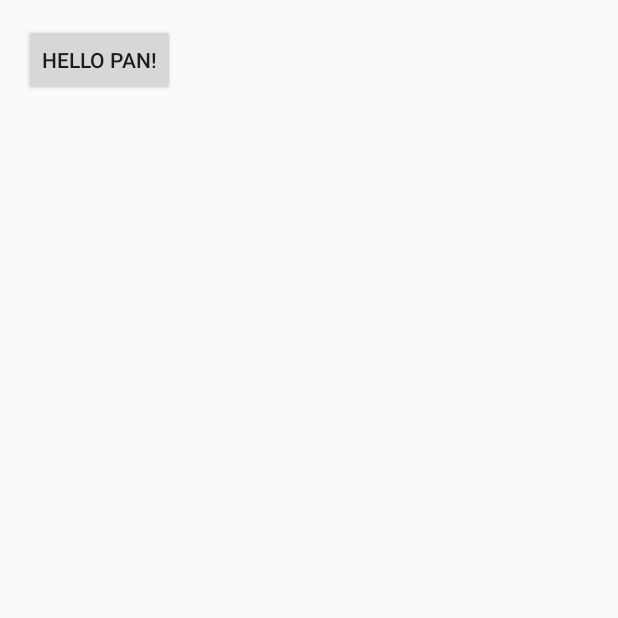
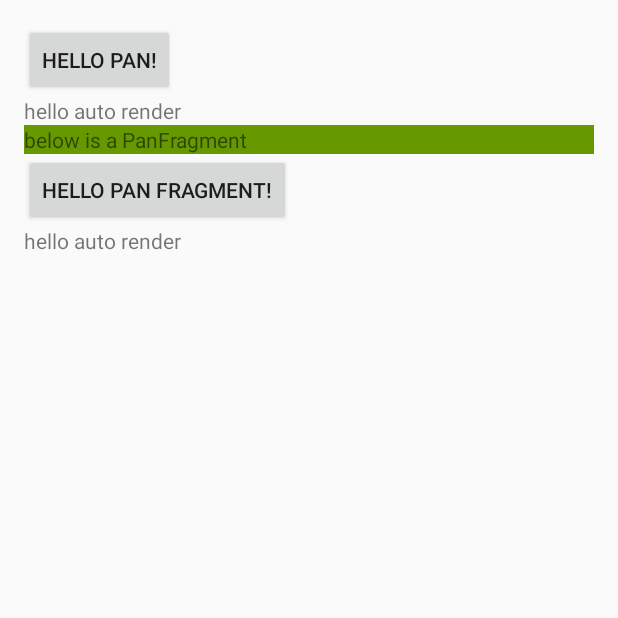
Before and after one commit to campusappcn/Pan, an Android app: the screen it shows after launch (MainActivity), on a phone screen of 412 x 824 dp, the top half of it. Run offline under Robolectric (Android 15) with nearby library versions, the phone set to English and light mode, and no system bars; our stand-ins replace ButterKnife; libraries missing offline, so code that uses them is left out: org.slf4j; 1 statement that could not run was skipped.

Commit message:
basic test for fragment and activity

```diff
--- /dev/null
+++ b/app-2.3/src/main/java/cn/campusapp/pan/AutoRenderTextViewModel.java
@@ -0,0 +1,30 @@
+package cn.campusapp.pan;
+
+import android.widget.TextView;
+
+import butterknife.Bind;
+import cn.campusapp.pan.annotaions.Xml;
+import cn.campusapp.pan.autorender.AutoRenderViewModel;
+
+/**
+ * Created by nius on 10/13/15.
+ */
+@Xml(R.layout.view_component)
+public class AutoRenderTextViewModel extends AutoRenderViewModel {
+
+    @Bind(R.id.auto_render)
+    TextView vTextView;
+
+    String mText;
+
+    @Override
+    public void loadDataQuickly() {
+        mText = "hello auto render";
+    }
+
+    @Override
+    public ViewModel render() {
+        vTextView.setText(mText);
+        return this;
+    }
+}
--- a/app-2.3/src/main/java/cn/campusapp/pan/MainActivity.java
+++ b/app-2.3/src/main/java/cn/campusapp/pan/MainActivity.java
@@ -1,14 +1,8 @@
 package cn.campusapp.pan;
 
 import android.os.Bundle;
-import android.view.View;
-import android.widget.Button;
-import android.widget.Toast;
 
-import butterknife.Bind;
-import cn.campusapp.pan.annotaions.Xml;
-
-public class MainActivity extends PanActivity {
+public class MainActivity extends PanFragmentActivity {
 
     @Override
     protected void onCreate(Bundle savedInstanceState) {
@@ -21,39 +15,9 @@ public class MainActivity extends PanActivity {
                 .setHelloString("hello Pan!")
                 .render();
 
+        Pan.with(this, AutoRenderTextViewModel.class)
+                .getViewModel()
+                .autoRender();
     }
 
-    @Xml(R.layout.activity_main)
-    public static class MainViewModel extends GeneralViewModel {
-
-        @Bind(R.id.hello)
-        Button vHelloTv;
-
-        String mHelloString;
-
-        @Override
-        public ViewModel render() {
-
-            vHelloTv.setText(mHelloString);
-
-            return this;
-        }
-
-        public MainViewModel setHelloString(String string) {
-            mHelloString = string;
-            return this;
-        }
-    }
-
-    public static class MainController extends GeneralController<MainViewModel> {
-        @Override
-        protected void bindEvents() {
-            $vm.vHelloTv.setOnClickListener(new View.OnClickListener() {
-                @Override
-                public void onClick(View v) {
-                    Toast.makeText(getActivity(), $vm.mHelloString, Toast.LENGTH_SHORT).show();
-                }
-            });
-        }
-    }
 }
--- /dev/null
+++ b/app-2.3/src/main/java/cn/campusapp/pan/MainController.java
@@ -0,0 +1,19 @@
+package cn.campusapp.pan;
+
+import android.view.View;
+import android.widget.Toast;
+
+/**
+ * Created by nius on 10/13/15.
+ */
+public class MainController extends GeneralController<MainViewModel> {
+    @Override
+    protected void bindEvents() {
+        $vm.vHelloTv.setOnClickListener(new View.OnClickListener() {
+            @Override
+            public void onClick(View v) {
+                Toast.makeText(getActivity(), $vm.mHelloString, Toast.LENGTH_SHORT).show();
+            }
+        });
+    }
+}
--- /dev/null
+++ b/app-2.3/src/main/java/cn/campusapp/pan/MainFragment.java
@@ -0,0 +1,33 @@
+package cn.campusapp.pan;
+
+import android.os.Bundle;
+import android.support.annotation.Nullable;
+import android.support.v4.app.Fragment;
+import android.view.LayoutInflater;
+import android.view.View;
+import android.view.ViewGroup;
+
+/**
+ * Created by nius on 10/13/15.
+ */
+public class MainFragment extends PanFragmentV4{
+
+
+    @Nullable
+    @Override
+    public View onCreateView(LayoutInflater inflater, ViewGroup container, Bundle savedInstanceState) {
+
+        View rootView = Pan.with(this, MainViewModel.class)
+                .controlledBy(MainController.class)
+                .getViewModel(container, null, false)
+                .setHelloString("hello Pan Fragment!")
+                .render()
+                .getRootView();
+
+        Pan.with(this, AutoRenderTextViewModel.class)
+                .getViewModel(rootView)
+                .autoRender();
+
+        return rootView;
+    }
+}
--- /dev/null
+++ b/app-2.3/src/main/java/cn/campusapp/pan/MainViewModel.java
@@ -0,0 +1,31 @@
+package cn.campusapp.pan;
+
+import android.widget.Button;
+
+import butterknife.Bind;
+import cn.campusapp.pan.annotaions.Xml;
+
+/**
+ * Created by nius on 10/13/15.
+ */
+@Xml(R.layout.view_component)
+public class MainViewModel extends GeneralViewModel {
+
+    @Bind(R.id.hello)
+    Button vHelloTv;
+
+    String mHelloString;
+
+    @Override
+    public ViewModel render() {
+
+        vHelloTv.setText(mHelloString);
+
+        return this;
+    }
+
+    public MainViewModel setHelloString(String string) {
+        mHelloString = string;
+        return this;
+    }
+}
--- a/app-2.3/src/main/res/layout/activity_main.xml
+++ b/app-2.3/src/main/res/layout/activity_main.xml
@@ -1,5 +1,5 @@
 <?xml version="1.0" encoding="utf-8"?>
-<RelativeLayout
+<LinearLayout
     xmlns:android="http://schemas.android.com/apk/res/android"
     xmlns:tools="http://schemas.android.com/tools"
     android:layout_width="match_parent"
@@ -8,11 +8,24 @@
     android:paddingRight="@dimen/activity_horizontal_margin"
     android:paddingTop="@dimen/activity_vertical_margin"
     android:paddingBottom="@dimen/activity_vertical_margin"
-    tools:context=".MainActivity">
+    android:orientation="vertical"
+    tools:context=".MainActivity"
+    tools:ignore="HardcodedText">
 
-    <Button
-        android:id="@+id/hello"
-        android:text="Hello World!"
-        android:layout_width="wrap_content"
-        android:layout_height="wrap_content"/>
-</RelativeLayout>
+    <include layout="@layout/view_component" />
+
+    <TextView
+        android:text="below is a PanFragment"
+        android:layout_width="match_parent"
+        android:layout_height="wrap_content"
+        android:background="#ff669900"
+        />
+
+    <fragment
+        android:id="@+id/main_fragment"
+        android:name="cn.campusapp.pan.MainFragment"
+        android:layout_width="match_parent"
+        android:layout_height="wrap_content"
+        />
+
+</LinearLayout>
--- /dev/null
+++ b/app-2.3/src/main/res/layout/view_component.xml
@@ -0,0 +1,20 @@
+<?xml version="1.0" encoding="utf-8"?>
+<LinearLayout xmlns:android="http://schemas.android.com/apk/res/android"
+              android:orientation="vertical"
+              android:layout_width="match_parent"
+              android:layout_height="wrap_content">
+
+    <Button
+        android:id="@+id/hello"
+        android:text="Hello World!"
+        android:layout_width="wrap_content"
+        android:layout_height="wrap_content"/>
+
+    <TextView
+        android:id="@+id/auto_render"
+        android:layout_width="wrap_content"
+        android:layout_height="wrap_content"
+        />
+
+
+</LinearLayout>
--- /dev/null
+++ b/library/src/main/java/cn/campusapp/pan/NoopController.java
@@ -0,0 +1,12 @@
+package cn.campusapp.pan;
+
+/**
+ * Do nothing.
+ * Created by nius on 10/13/15.
+ */
+public class NoopController extends GeneralController{
+    @Override
+    protected void bindEvents() {
+
+    }
+}
--- a/library/src/main/java/cn/campusapp/pan/Pan.java
+++ b/library/src/main/java/cn/campusapp/pan/Pan.java
@@ -147,6 +147,7 @@ public class Pan<S extends FactoryViewModel> {
         boolean shouldCallSuper = true;
         for (Controller controller : FRAGMENTV4_CONTROLLER_MAP.get(fragmentV4)) {
             shouldCallSuper = shouldCallSuper && checkAndCall(lifecycleClazz, controller, parameters);
+            callPlugins(lifecycleClazz, controller, parameters);
         }
         if (lifecycleClazz.equals(OnDestroyView.class)) {
             //由于Fragment的绑定一般都在onCreateView中，所以认为onDestroyView，该Fragment的生命周期已结束
@@ -189,7 +190,6 @@ public class Pan<S extends FactoryViewModel> {
         boolean shouldCallSuper = true;
         for (Controller controller : ACTIVITY_CONTROLLER_MAP.get(activity)) {
             shouldCallSuper = shouldCallSuper && checkAndCall(lifecycleClazz, controller, parameters);
-
             callPlugins(lifecycleClazz, controller, parameters);
         }
 
@@ -406,6 +406,8 @@ public class Pan<S extends FactoryViewModel> {
             } catch (Exception e) {
                 throw new RuntimeException(e);
             }
+        }else if(controllerClazz == null){ //give it a no-op controller to make everything works right
+            contr = new NoopController();
         }
 
         if (contr == null) {
--- a/library/src/main/java/cn/campusapp/pan/autorender/AutoRenderViewModel.java
+++ b/library/src/main/java/cn/campusapp/pan/autorender/AutoRenderViewModel.java
@@ -14,7 +14,7 @@ public abstract class AutoRenderViewModel extends GeneralViewModel implements Au
      * 2. Fragment.onResume
      * 3. Fragment.setUserVisibleHint(true)
      *
-     * Default value is false, use {@link #autorender()} to turn it on
+     * Default value is false, use {@link #autoRender()} to turn it on
      */
     boolean mShouldRenderOnTrigger = false;
 
@@ -29,7 +29,7 @@ public abstract class AutoRenderViewModel extends GeneralViewModel implements Au
      * @see {@link cn.campusapp.pan.autorender.AutoRenderLifecyclePlugin}
      * @see {@link AutoRender}
      */
-    public GeneralViewModel autorender(){
+    public GeneralViewModel autoRender(){
         mShouldRenderOnTrigger = true;
         return this;
     }
@@ -40,7 +40,7 @@ public abstract class AutoRenderViewModel extends GeneralViewModel implements Au
      * @see {@link cn.campusapp.pan.autorender.AutoRenderLifecyclePlugin}
      * @see {@link AutoRender}
      */
-    public GeneralViewModel autorender(boolean shouldRenderOnTrigger){
+    public GeneralViewModel autoRender(boolean shouldRenderOnTrigger){
         mShouldRenderOnTrigger = shouldRenderOnTrigger;
         return this;
     }
```
